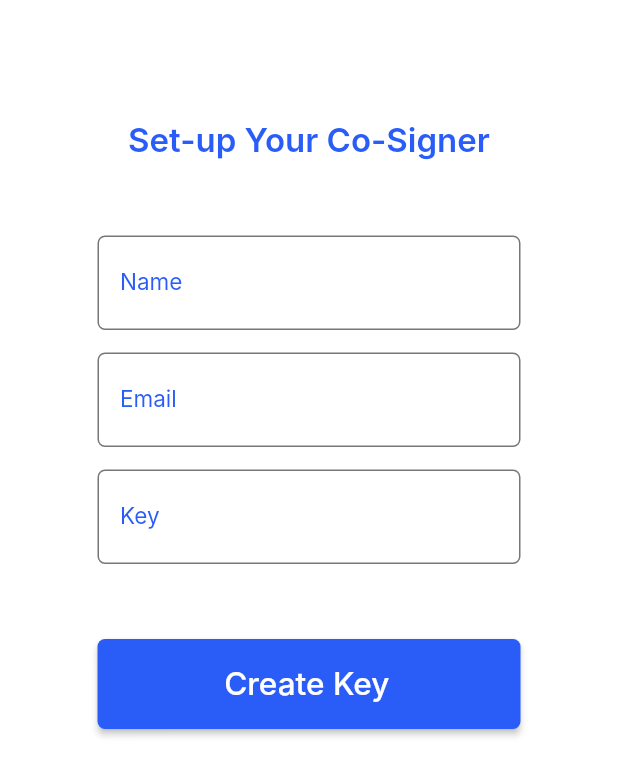
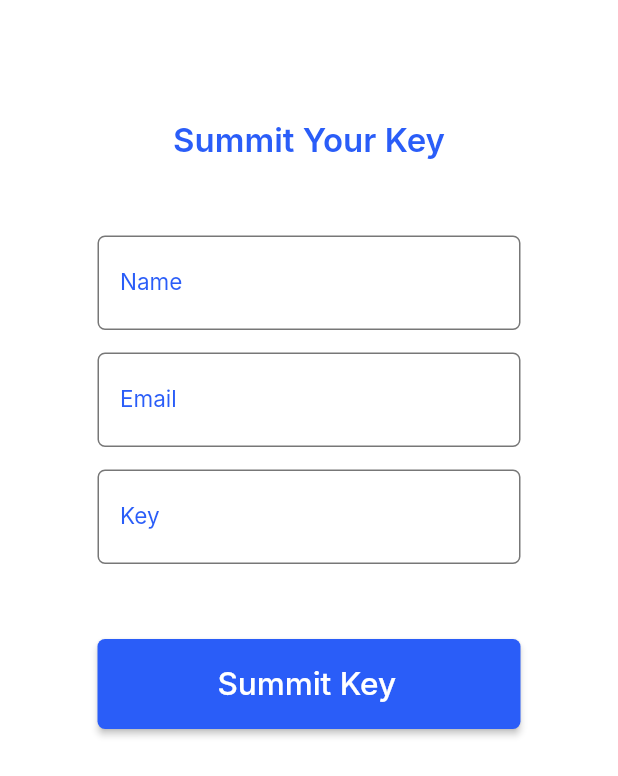
Before and after one commit to toshmanuel/co-sign, a Flutter app: the KeyCreation screen opened by its route, on a phone screen of 412 x 824 dp. Shown: the top 776 px of the screen. Run offline on Flutter 3.47's test engine with Material 2 defaults, Android fonts, the phone set to English and light mode, and no system bars; our stand-ins replace flutter_svg, get; Roboto replaces fonts that are missing (Inter).

Commit message:
minor changes

```diff
--- a/Frontend/lib/screens/home/key_creation.dart
+++ b/Frontend/lib/screens/home/key_creation.dart
@@ -1,6 +1,5 @@
 import 'package:flutter/material.dart';
 import 'package:frontend/utils/utils.dart';
-import 'package:frontend/widgets/spacer.dart';
 import 'package:frontend/widgets/widgets.dart';
 
 class KeyCreation extends StatefulWidget {
@@ -31,7 +30,7 @@ class _KeyCreationState extends State<KeyCreation> {
                 children: [
                   Center(
                     child: Text(
-                      setupYourCoSignerText,
+                      summitYourText,
                       style: AppTextStyle.textSize22.copyWith(
                           color: AppColors.primaryColor,
                           fontWeight: FontWeight.w600),
@@ -88,7 +87,7 @@ class _KeyCreationState extends State<KeyCreation> {
               ),
               CustomButton(
                   onPressed: () {},
-                  text: Text('Create Key',
+                  text: Text('Summit Key',
                       style: AppTextStyle.textSize21
                           .copyWith(color: AppColors.whiteColor)),
                   height: 60,
--- a/Frontend/lib/utils/constant.dart
+++ b/Frontend/lib/utils/constant.dart
@@ -15,4 +15,4 @@ const String allCosignerText = 'All cosigners exchange keystores.';
 const String withAll3Text = 'With all 3 keystores, each cosigner can set up the wallet on their device and view the balance and transactions.';
 const String createSharedWallet = 'Create shared wallet';
 const String recoverWalletYou = 'Recover a wallet you previously used.';
-const String setupYourCoSignerText = 'Set-up Your Co-Signer';
+const String summitYourText = 'Summit Your Key';
```
